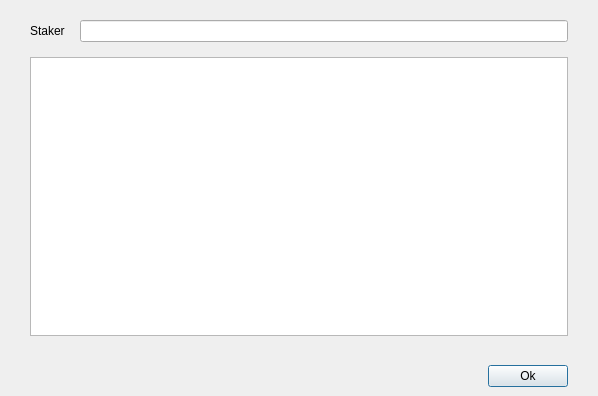
qtumproject/qtum, file src/qt/forms/delegationsstakerdialog.ui: the form before one commit.
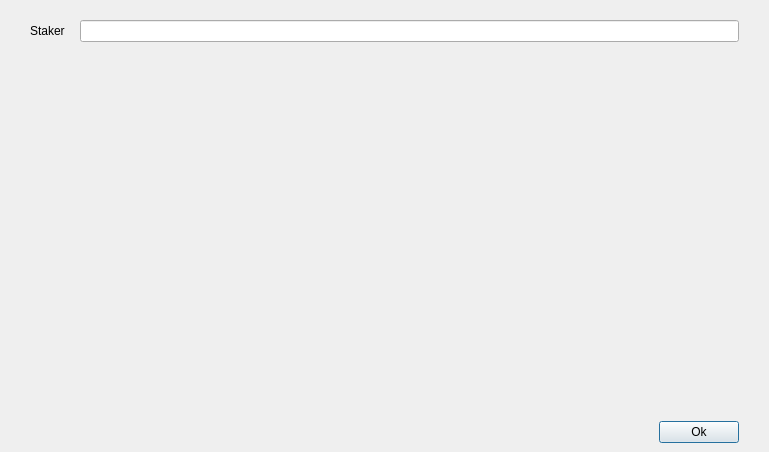
The form after the commit.

Commit message: Add staker delegation view

Patch:
```diff
--- a/src/qt/forms/delegationsstakerdialog.ui
+++ b/src/qt/forms/delegationsstakerdialog.ui
@@ -6,8 +6,8 @@
    <rect>
     <x>0</x>
     <y>0</y>
-    <width>598</width>
-    <height>396</height>
+    <width>769</width>
+    <height>452</height>
    </rect>
   </property>
   <property name="windowTitle">
@@ -65,7 +65,20 @@
       </layout>
      </item>
      <item>
-      <widget class="QTableView" name="delegationView"/>
+      <layout class="QVBoxLayout" name="delegationViewLayout"/>
+     </item>
+     <item>
+      <spacer name="verticalSpacer">
+       <property name="orientation">
+        <enum>Qt::Vertical</enum>
+       </property>
+       <property name="sizeHint" stdset="0">
+        <size>
+         <width>20</width>
+         <height>40</height>
+        </size>
+       </property>
+      </spacer>
      </item>
     </layout>
    </item>
```
The commit also changes 7 other files.
